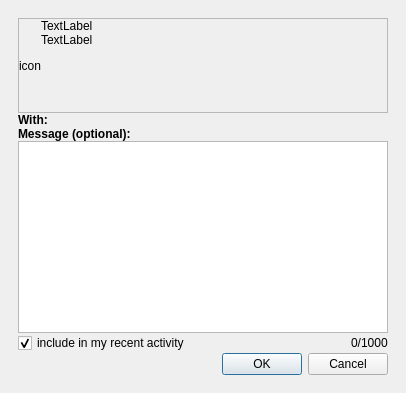
mutecypher/lastfm-desktop, file lib/unicorn/dialogs/ShareDialog.ui: the form before one commit.
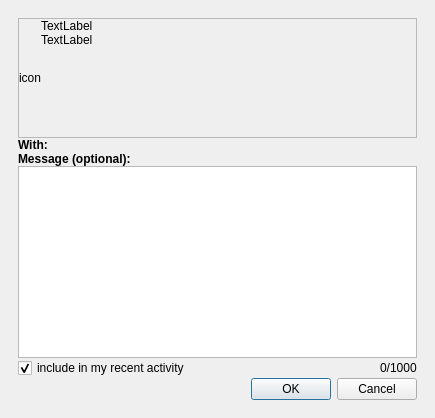
The form after the commit. Custom widgets are drawn as their Qt base class.

Commit message: Share dialog improvements. Doesn't have a default button anymore. Less accidental sharing.

```diff
--- a/lib/unicorn/dialogs/ShareDialog.ui
+++ b/lib/unicorn/dialogs/ShareDialog.ui
@@ -6,8 +6,8 @@
    <rect>
     <x>0</x>
     <y>0</y>
-    <width>406</width>
-    <height>393</height>
+    <width>435</width>
+    <height>418</height>
    </rect>
   </property>
   <property name="windowTitle">
@@ -58,6 +58,9 @@
           <property name="textFormat">
            <enum>Qt::RichText</enum>
           </property>
+          <property name="wordWrap">
+           <bool>true</bool>
+          </property>
          </widget>
         </item>
         <item>
@@ -68,6 +71,9 @@
           <property name="textFormat">
            <enum>Qt::RichText</enum>
           </property>
+          <property name="wordWrap">
+           <bool>true</bool>
+          </property>
          </widget>
         </item>
         <item>
```
The commit also changes 1 other file.
